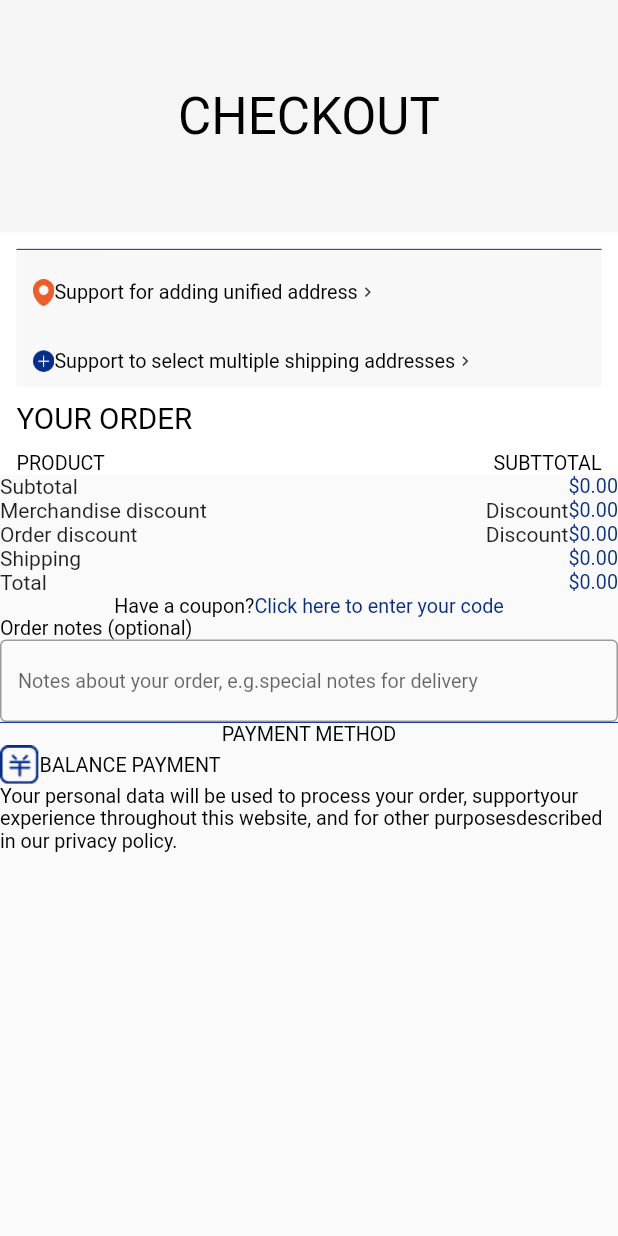
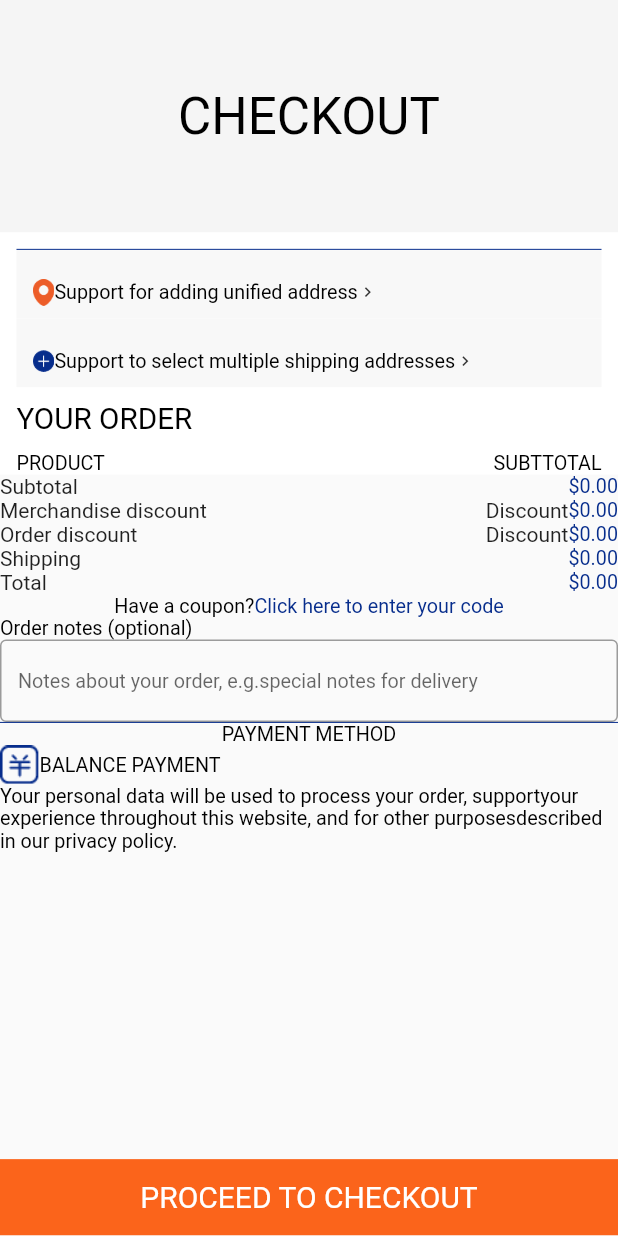
Before and after one commit to zhougangwei/flutter_base, a Flutter app: the CartPage screen opened directly, after a tap on "PROCEED TO CHECKOUT", on a phone screen of 412 x 824 dp. Run offline on Flutter 3.47's test engine with Material 2 defaults, Android fonts, the light colour scheme and no system bars; our stand-ins replace auto_route, cached_network_image, carousel_slider, dio, flutter_cache_manager, flutter_html and 9 more; missing offline and left inert: xml2json; accounts and stored records are empty; generated files the repository leaves out were written again; network calls fail.

Commit message:
搞定支付

```diff
--- a/lib/cart/cart.dart
+++ b/lib/cart/cart.dart
@@ -98,7 +98,9 @@ class _CartPageState extends State<CartPage>
                   onTap: () {
                     String ids = '';
                     cartlist?.forEach((item) {
-                      ids += ',';
+                      if(ids!=''){
+                        ids += ',';
+                      }
                       ids += item.id.toString();
                     });
                     Navigator.of(context).push(MaterialPageRoute(
--- a/lib/cart/check_out.dart
+++ b/lib/cart/check_out.dart
@@ -44,17 +44,40 @@ class _CheckoutPageState extends State<CheckoutPage> {
   Widget build(BuildContext context) {
     var localizations = S.of(context);
     return Scaffold(
-        body: CustomScrollView(
+        body: Stack(children: [
+      CustomScrollView(
           physics: ClampingScrollPhysics(), // 可选的，设置滚动物理属性
           slivers: [
-              SliverToBoxAdapter(
-                  child: obtainWishTilte(context, localizations)),
+            SliverToBoxAdapter(child: obtainWishTilte(context, localizations)),
             SliverToBoxAdapter(
                 child: obtainAddressTilte(context, localizations)),
             buildGoodCastList(localizations),
             SliverToBoxAdapter(
                 child: obtainTotalMessage(context, localizations)),
             SliverToBoxAdapter(child: obtainBottom(context, localizations)),
+          ]),
+      Positioned(
+          right: 0,
+          left: 0,
+          bottom: 1.h,
+          child: GestureDetector(
+            onTap: () {
+                submit();
+            },
+            child: Container(
+              height: 100.h,
+              color: Color(0xffFB641B), // 自定义头部的背景颜色
+              child: Center(
+                child: Text(
+                  localizations.proceedCheckout,
+                  style: TextStyle(
+                    fontSize: 20.0,
+                    color: Colors.white,
+                  ),
+                ),
+              ),
+            ),
+          ))
     ]));
   }
 
@@ -158,8 +181,7 @@ class _CheckoutPageState extends State<CheckoutPage> {
           ),
           Container(width: 20.h),
           Text(
-            '${item.address?.etc},${item.address?.houseNum},${item.address
-                ?.city},${item.address?.state}',
+            '${item.address?.etc},${item.address?.houseNum},${item.address?.city},${item.address?.state}',
             maxLines: 1,
             textAlign: TextAlign.left,
             style: TextStyle(
@@ -247,10 +269,7 @@ class _CheckoutPageState extends State<CheckoutPage> {
   Column obtainWishTilte(BuildContext context, S localizations) {
     return Column(children: [
       Container(
-        width: MediaQuery
-            .of(context)
-            .size
-            .width,
+        width: MediaQuery.of(context).size.width,
         color: Color(0xfff5f5f5),
         height: ScreenUtil().setHeight(305),
         child: Column(
@@ -363,9 +382,7 @@ class _CheckoutPageState extends State<CheckoutPage> {
             Text(middleText ?? "" + ":"),
             Text("\$" + endText,
                 style: TextStyle(
-                    fontSize: 24.sp, color: Theme
-                    .of(context)
-                    .primaryColor)),
+                    fontSize: 24.sp, color: Theme.of(context).primaryColor)),
           ],
         ),
       ],
@@ -393,9 +410,7 @@ class _CheckoutPageState extends State<CheckoutPage> {
                   child: Text(localizations.clickCode,
                       style: TextStyle(
                           fontSize: 24.sp,
-                          color: Theme
-                              .of(context)
-                              .primaryColor)),
+                          color: Theme.of(context).primaryColor)),
                 ),
               ],
             ),
@@ -415,9 +430,7 @@ class _CheckoutPageState extends State<CheckoutPage> {
             ),
           ),
           Divider(
-            color: Theme
-                .of(context)
-                .primaryColor,
+            color: Theme.of(context).primaryColor,
             height: 1.h,
           ),
           Column(children: [
@@ -487,12 +500,13 @@ class _CheckoutPageState extends State<CheckoutPage> {
       }
     }).catchError((err) {
       err.toString();
-    });;
+    });
+    ;
   }
 
   void payorder(order_id) {
     var data = {
-      "ids": widget.ids,
+      "ids": order_id,
       "payment_code": 'balancepay',
       "payment_type": 1, //1=>订单支付，2=>充值
     };
@@ -500,22 +514,19 @@ class _CheckoutPageState extends State<CheckoutPage> {
     ApiClient().payorder(data).then((res) {
       if (res["status"]) {
         successToShow(res['msg']);
-        Timer timer = new Timer(Duration(milliseconds: 1000), (){
-          Provider.of<PageControllerProvider>(context, listen: false).goToPage(3);
+      }
+      new Timer(Duration(milliseconds: 1000), () {
+        Navigator.of(context).popUntil((route) => route.isFirst);
+        Provider.of<PageControllerProvider>(context, listen: false)
+            .goToPage(3);
       });
-      }
     }).catchError((err) {
       err.toString();
-      if (err.status == false) {
-        successToShow(err.msg);
-      }
-      Timer timer = new Timer(Duration(milliseconds: 1000), (){
+      new Timer(Duration(milliseconds: 1000), () {
         Provider.of<PageControllerProvider>(context, listen: false).goToPage(3);
       });
     });
-
   }
-
 
   void showBottomDialog(String title, String sub, BuildContext context) {
     showDialog(
@@ -545,9 +556,7 @@ void showBottomDialog(String title, String sub, BuildContext context) {
               Container(
                 height: 80.h,
                 alignment: Alignment.center,
-              color: Theme
-                  .of(context)
-                  .primaryColor,
+                color: Theme.of(context).primaryColor,
                 child: TextButton(
                   onPressed: () {
                     Navigator.of(context).pop();
@@ -560,4 +569,5 @@ void showBottomDialog(String title, String sub, BuildContext context) {
         );
       },
     );
-}}
+  }
+}
--- a/lib/widget/custom_scaffoldr.dart
+++ b/lib/widget/custom_scaffoldr.dart
@@ -21,7 +21,6 @@ class CustomScafflold extends StatelessWidget implements PreferredSizeWidget {
         key: _scaffoldKey,
         appBar: CustomAppBar(scaffoldKey: _scaffoldKey),
         drawer: AppDrawerWidget(),
-        endDrawer: CartDrawer(),
         body: this.body ,
         bottomNavigationBar: this.bottomNavigationBar);
   }
```
Also changed, not shown: lib/main.dart (+2 -5 lines), lib/mine/mine.dart (+10 -2 lines), lib/widget/custom_app_bar.dart (+7 -3 lines). Lines whose indentation alone changed are shown as unchanged.
